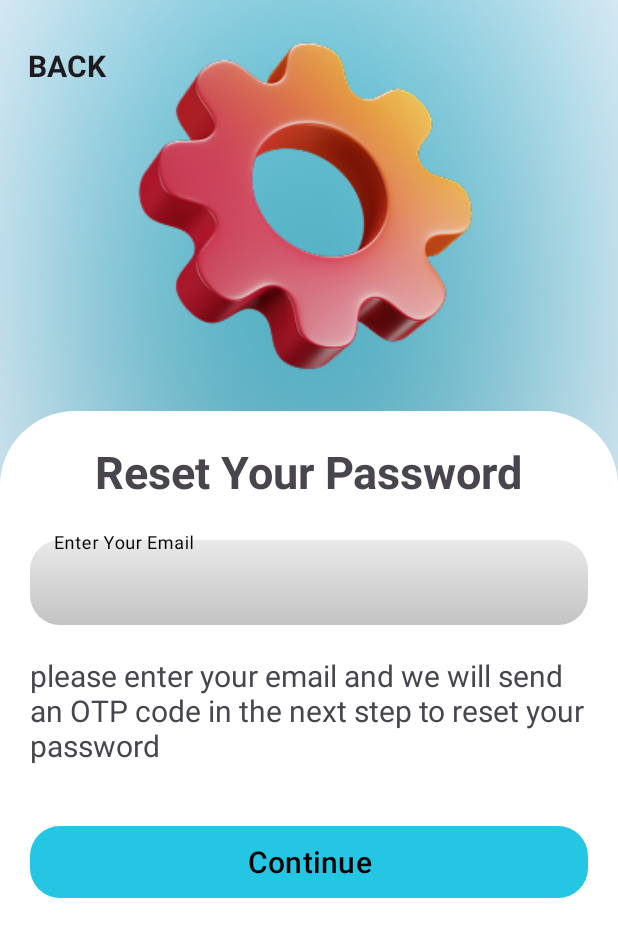
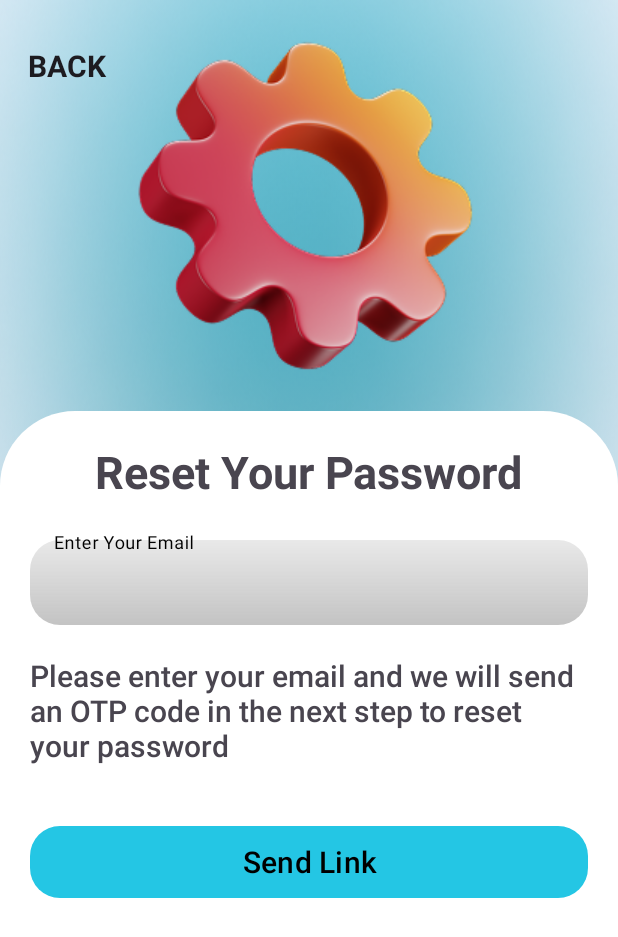
Before and after one commit to NadineMahmoud/Fundra_GraduationProject, an Android app: the ForgetPass screen opened directly, with no data from a screen before it, on a phone screen of 412 x 824 dp. Shown: the top 937 px of the screen. Run offline under Robolectric (Android 15) with nearby library versions, the phone set to English and light mode, and no system bars; our stand-ins replace Firebase (no records; nobody signed in at launch, a user with empty details on screens opened directly).

Commit message:
Fourth commit

```diff
--- a/app/src/main/java/com/example/fundra/ChatBot.kt
+++ b/app/src/main/java/com/example/fundra/ChatBot.kt
@@ -2,6 +2,7 @@ package com.example.fundra
 
 import MessageAdapter
 import android.os.Bundle
+import android.util.Log
 import android.view.View
 import android.widget.EditText
 import android.widget.ImageButton
@@ -16,8 +17,9 @@ import org.json.JSONException
 import org.json.JSONObject
 import java.io.IOException
 
+
 class ChatBot : AppCompatActivity() {
-    private val API_KEY = "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"
+    private val API_KEY =  BuildConfig.OPENAI_API_KEY
     private lateinit var recyclerView: RecyclerView
     private lateinit var welcomeText: TextView
     private lateinit var messageEditText: EditText
--- a/app/src/main/res/layout/activity_forget_pass.xml
+++ b/app/src/main/res/layout/activity_forget_pass.xml
@@ -7,7 +7,6 @@
     android:layout_height="match_parent"
     android:background="@drawable/main_bg"
     tools:context=".ForgetPass">
-
 
     <androidx.constraintlayout.utils.widget.MotionButton
         android:id="@+id/back_btn"
@@ -77,26 +76,38 @@
                     android:hint="@string/enter_your_email"
                     android:inputType="textEmailAddress" />
             </com.google.android.material.textfield.TextInputLayout>
+
             <TextView
                 android:layout_width="match_parent"
                 android:layout_height="wrap_content"
                 android:layout_marginTop="20dp"
                 android:textSize="20sp"
-            android:text="please enter your email and we will send an OTP code in the next step to reset your password"/>
+                android:textFontWeight="600"
+                android:fontFamily="sans-serif-medium"
+                android:text="Please enter your email and we will send an OTP code in the next step to reset your password"/>
+
             <com.google.android.material.button.MaterialButton
-            android:id="@+id/SignInBtn"
+                android:id="@+id/resetBtn"
                 android:layout_width="match_parent"
                 android:layout_height="wrap_content"
                 android:layout_marginTop="40dp"
                 android:textColor="@color/black"
                 android:textFontWeight="600"
                 android:textSize="20sp"
-            android:text="Continue"
+                android:text="Send Link"
                 app:cornerRadius="100dp"
                 android:fontFamily="sans-serif"
                 android:background="@drawable/sign_btn"
                 app:backgroundTint="@null"/>
+
+            <ProgressBar
+                android:id="@+id/pBar"
+                android:layout_width="wrap_content"
+                android:layout_height="wrap_content"
+                android:visibility="gone"
+                app:layout_constraintTop_toBottomOf="@id/emailLayout"
+                app:layout_constraintStart_toStartOf="parent"
+                app:layout_constraintEnd_toEndOf="parent"/>
         </LinearLayout>
     </FrameLayout>
-
 </androidx.constraintlayout.widget.ConstraintLayout>
--- a/gradle.properties
+++ b/gradle.properties
@@ -21,3 +21,4 @@ kotlin.code.style=official
 # resources declared in the library itself and none from the library's dependencies,
 # thereby reducing the size of the R class for that library
 android.nonTransitiveRClass=true
+OPENAI_API_KEY=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
```
Also changed, not shown: app/build.gradle.kts (+25 -11 lines), app/src/main/java/com/example/fundra/ForgetPass.kt (+36 -8 lines). Lines whose indentation alone changed are shown as unchanged.
